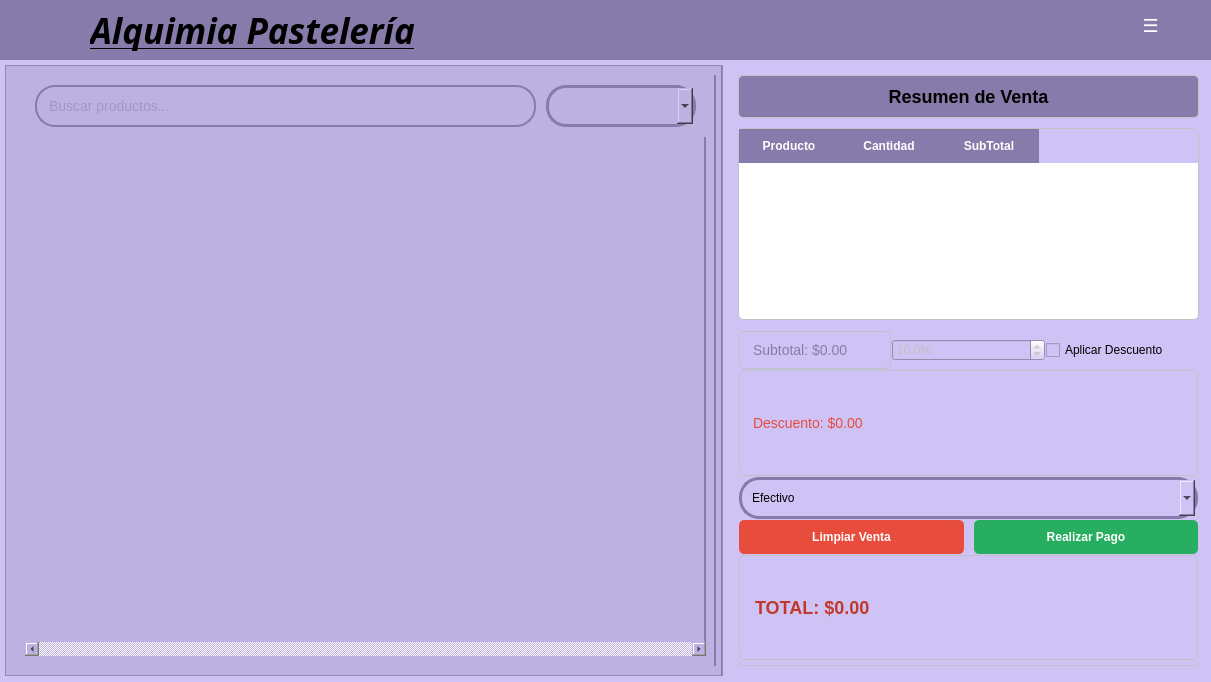
Before: the Qt Designer form app/view/ui/menuInicialView.ui in ErickSanat/POS-PythonQt, drawn with Qt 5.
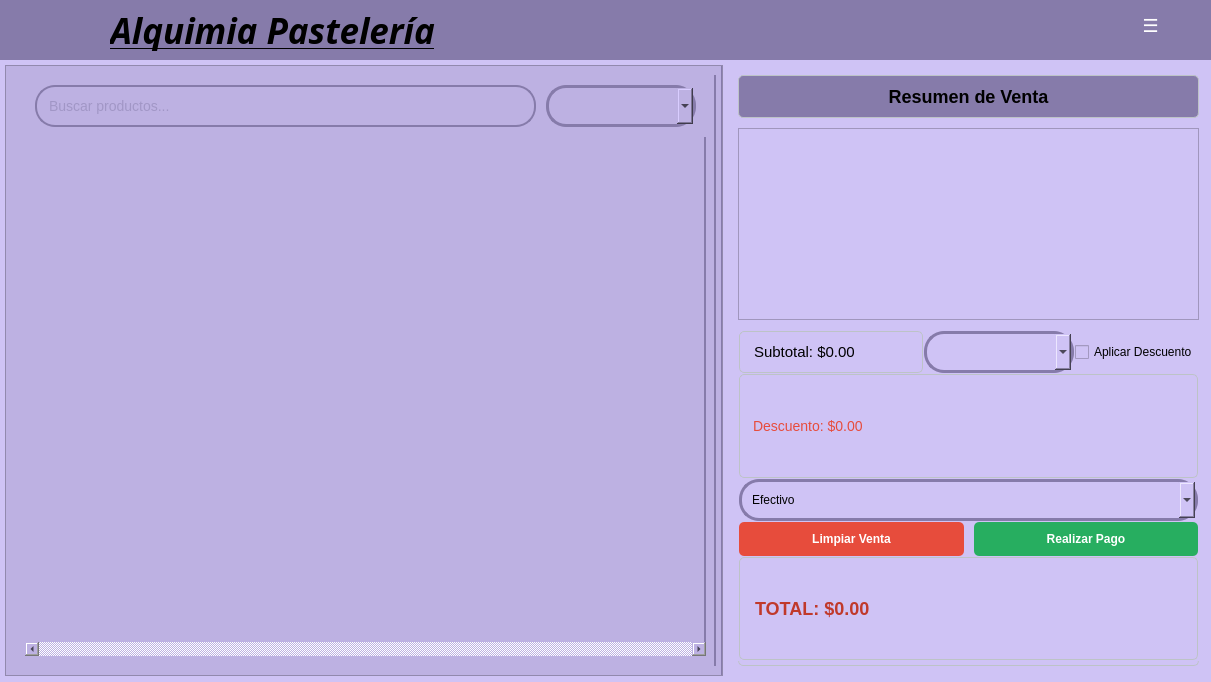
After: the same form once the commit is applied. Icons and pictures are not drawn.

Commit message: update: interfaces renombradas y logo corregido

Patch:
```diff
--- a/app/view/ui/menuInicialView.ui
+++ b/app/view/ui/menuInicialView.ui
@@ -283,64 +283,7 @@
            </widget>
           </item>
           <item>
-           <widget class="QTableWidget" name="salesTable">
-            <property name="maximumSize">
-             <size>
-              <width>16777215</width>
-              <height>90000</height>
-             </size>
-            </property>
-            <property name="styleSheet">
-             <string notr="true">QTableWidget {
-    border: 1px solid #bdc3c7;
-    border-radius: 5px;
-    background-color: white;
-}
-QHeaderView::section {
-    background-color: #867BAA;
-    color: white;
-    padding: 8px;
-    border: none;
-    font-weight: bold;
-}</string>
-            </property>
-            <property name="alternatingRowColors">
-             <bool>true</bool>
-            </property>
-            <property name="selectionMode">
-             <enum>QAbstractItemView::SingleSelection</enum>
-            </property>
-            <property name="selectionBehavior">
-             <enum>QAbstractItemView::SelectRows</enum>
-            </property>
-            <property name="columnCount">
-             <number>3</number>
-            </property>
-            <attribute name="horizontalHeaderCascadingSectionResizes">
-             <bool>false</bool>
-            </attribute>
-            <attribute name="horizontalHeaderShowSortIndicator" stdset="0">
-             <bool>false</bool>
-            </attribute>
-            <attribute name="horizontalHeaderStretchLastSection">
-             <bool>false</bool>
-            </attribute>
-            <column>
-             <property name="text">
-              <string>Producto</string>
-             </property>
-            </column>
-            <column>
-             <property name="text">
-              <string>Cantidad</string>
-             </property>
-            </column>
-            <column>
-             <property name="text">
-              <string>SubTotal</string>
-             </property>
-            </column>
-           </widget>
+           <widget class="QTableView" name="tableView"/>
           </item>
           <item>
            <widget class="QFrame" name="totalsFrame">
@@ -386,9 +329,14 @@
               <item row="1" column="0">
                <layout class="QHBoxLayout" name="horizontalLayout_discount">
                 <item>
-                 <widget class="QLabel" name="subtotalLabel">
+                 <widget class="QLabel" name="labelSubtotal">
+                  <property name="font">
+                   <font>
+                    <pointsize>11</pointsize>
+                   </font>
+                  </property>
                   <property name="styleSheet">
-                   <string notr="true">color: #867BAA;
+                   <string notr="true">color: #00000;
 font-size: 14px;
 color: rgb(134, 123, 170);</string>
                   </property>
@@ -398,26 +346,37 @@
                  </widget>
                 </item>
                 <item>
-                 <widget class="QDoubleSpinBox" name="discountPercent">
-                  <property name="enabled">
-                   <bool>false</bool>
+                 <widget class="QComboBox" name="comboDescuentos">
+                  <property name="sizePolicy">
+                   <sizepolicy hsizetype="Fixed" vsizetype="Fixed">
+                    <horstretch>0</horstretch>
+                    <verstretch>0</verstretch>
+                   </sizepolicy>
                   </property>
-                  <property name="suffix">
-                   <string>%</string>
+                  <property name="minimumSize">
+                   <size>
+                    <width>150</width>
+                    <height>0</height>
+                   </size>
                   </property>
-                  <property name="decimals">
-                   <number>1</number>
-                  </property>
-                  <property name="maximum">
-                   <double>50.000000000000000</double>
-                  </property>
-                  <property name="value">
-                   <double>10.000000000000000</double>
+                  <property name="styleSheet">
+                   <string notr="true">QComboBox {
+    padding: 10px;
+    border: 3px solid #867BAA;
+    border-radius: 20px;
+}
+</string>
                   </property>
                  </widget>
                 </item>
                 <item>
-                 <widget class="QCheckBox" name="discountCheckbox">
+                 <widget class="QCheckBox" name="chkBoxDescuento">
+                  <property name="sizePolicy">
+                   <sizepolicy hsizetype="Fixed" vsizetype="Fixed">
+                    <horstretch>0</horstretch>
+                    <verstretch>0</verstretch>
+                   </sizepolicy>
+                  </property>
                   <property name="styleSheet">
                    <string notr="true">gridline-color: rgb(0, 0, 0);</string>
                   </property>
@@ -556,7 +515,7 @@
      <widget class="QLabel" name="tituloLabel">
       <property name="geometry">
        <rect>
-        <x>110</x>
+        <x>130</x>
         <y>10</y>
         <width>361</width>
         <height>41</height>
@@ -584,20 +543,44 @@
       <property name="geometry">
        <rect>
         <x>20</x>
-        <y>10</y>
-        <width>51</width>
-        <height>41</height>
+        <y>0</y>
+        <width>101</width>
+        <height>61</height>
        </rect>
       </property>
+      <property name="sizePolicy">
+       <sizepolicy hsizetype="Maximum" vsizetype="Maximum">
+        <horstretch>0</horstretch>
+        <verstretch>0</verstretch>
+       </sizepolicy>
+      </property>
+      <property name="frameShape">
+       <enum>QFrame::NoFrame</enum>
+      </property>
       <property name="text">
        <string/>
       </property>
+      <property name="textFormat">
+       <enum>Qt::AutoText</enum>
+      </property>
       <property name="pixmap">
        <pixmap>../../../../.designer/backup/Iconos/logoPasteleriaMini.xcf</pixmap>
       </property>
       <property name="scaledContents">
        <bool>true</bool>
       </property>
+      <property name="alignment">
+       <set>Qt::AlignCenter</set>
+      </property>
+      <property name="wordWrap">
+       <bool>false</bool>
+      </property>
+      <property name="indent">
+       <number>-1</number>
+      </property>
+      <property name="openExternalLinks">
+       <bool>false</bool>
+      </property>
      </widget>
     </widget>
     <widget class="QPushButton" name="btnMenu">
```
Left out of the diff: 31 changed lines with no effect on the pictures. The commit also changes 7 other files.
